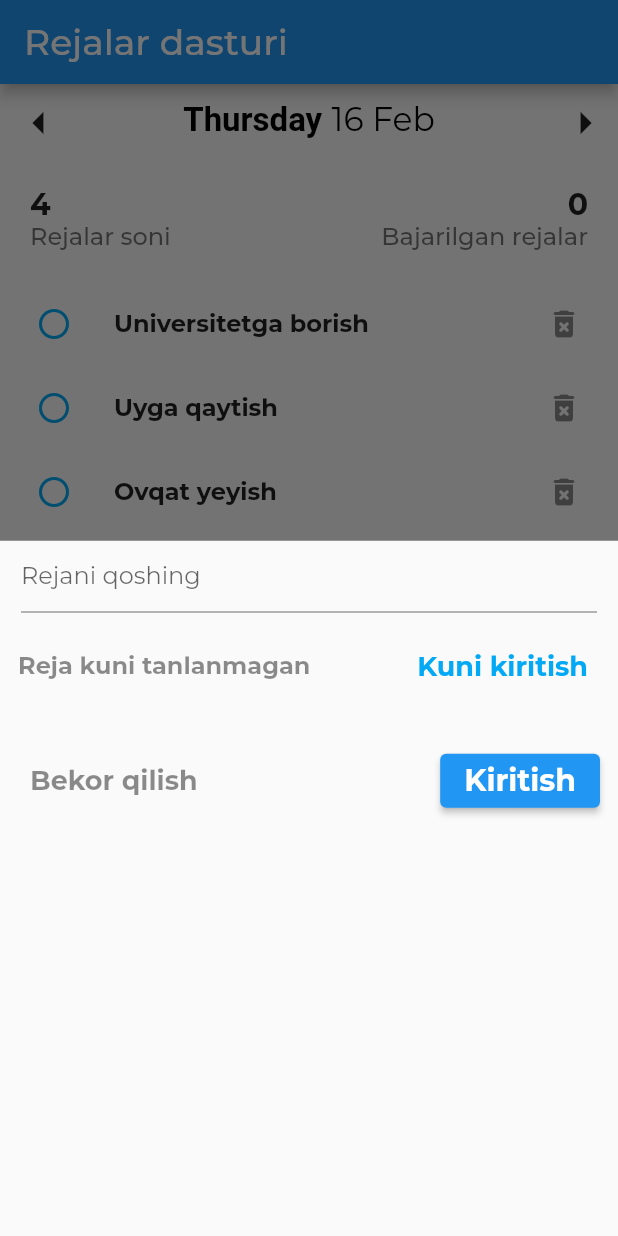
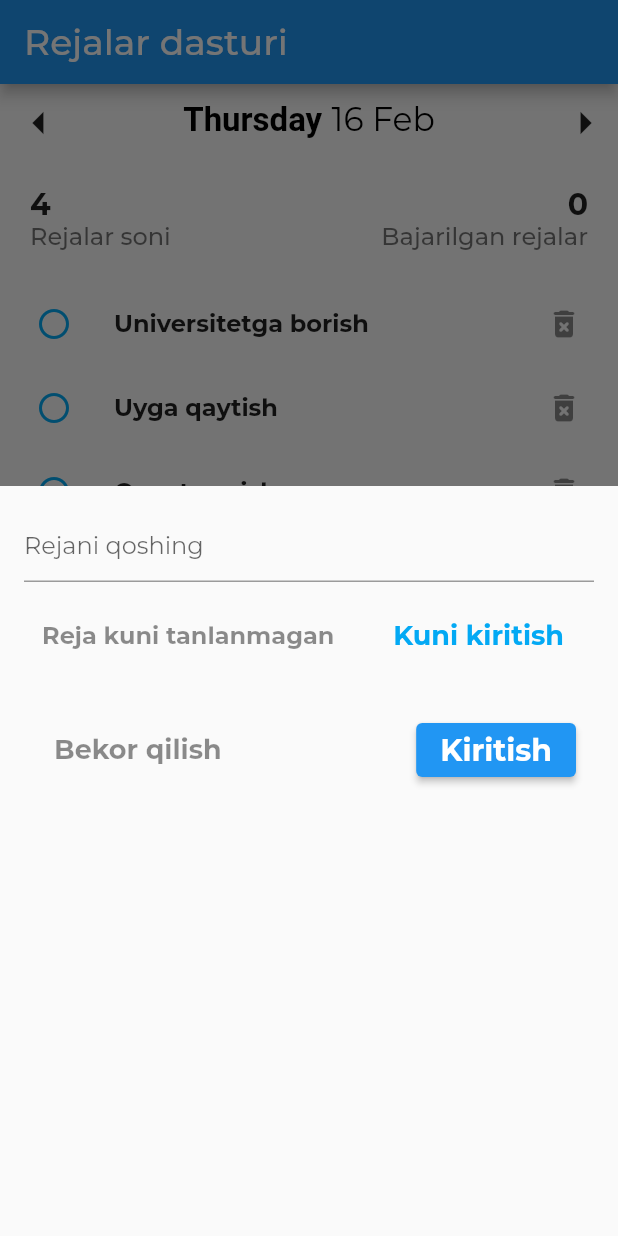
Before and after one commit to xondamiroskanov/plans_app, a Flutter app: the screen it shows after launch, after a tap on the "add" icon, on a phone screen of 412 x 824 dp. Run offline on Flutter 3.47's test engine with Material 2 defaults, Android fonts, the phone set to English and light mode, and no system bars; our stand-ins replace google_fonts.

Commit message:
The application is ready

```diff
--- a/lib/models/plans_model.dart
+++ b/lib/models/plans_model.dart
@@ -28,6 +28,15 @@ class PlansInformation {
     return _plansList;
   }
 
+  List<PlansModel> plansByDy(DateTime dayTime) {
+    return _plansList
+        .where((day) =>
+            day.plansDay.day == dayTime.day &&
+            day.plansDay.month == dayTime.month &&
+            day.plansDay.year == dayTime.year)
+        .toList();
+  }
+
   void addPlansEnd(String pName, DateTime pDay) {
     _plansList.add(
       PlansModel(
--- a/lib/view/pages/home_page.dart
+++ b/lib/view/pages/home_page.dart
@@ -45,7 +45,10 @@ class _HomePageState extends State<HomePage> {
 
   void _done(String myId) {
     setState(() {
-      _plansModel.plansList.firstWhere((element) => element.id == myId).toogleDoneFunc();
+      _plansModel
+          .plansByDy(_nowDateChoose!)
+          .firstWhere((element) => element.id == myId)
+          .toogleDoneFunc();
     });
   }
 
@@ -57,7 +60,7 @@ class _HomePageState extends State<HomePage> {
     });
   }
 
-  void _plansAdd(String plansname, DateTime time){
+  void _plansAdd(String plansname, DateTime time) {
     setState(() {
       _plansModel.addPlansEnd(plansname, time);
     });
@@ -66,6 +69,8 @@ class _HomePageState extends State<HomePage> {
 
   void plansAddDisplay(BuildContext context) {
     showModalBottomSheet(
+        isScrollControlled: true,
+        isDismissible: false,
         context: context,
         builder: (context) {
           return PLansModalSheet(_plansAdd);
@@ -90,8 +95,9 @@ class _HomePageState extends State<HomePage> {
             _nextDay,
             _previousDay,
           ),
-          PlansNumber(_plansModel.plansList),
-          PlansList(_plansModel.plansList, _done, _plansDelete),
+          PlansNumber(_plansModel.plansByDy(_nowDateChoose!)),
+          PlansList(
+              _plansModel.plansByDy(_nowDateChoose!), _done, _plansDelete),
         ],
       ),
       floatingActionButton: FloatingActionButton(
--- a/lib/view/widgets/plans_list.dart
+++ b/lib/view/widgets/plans_list.dart
@@ -1,22 +1,43 @@
 import 'package:flutter/material.dart';
 import 'package:plans_app/models/plans_model.dart';
 import 'plans_list_tile.dart';
+
 class PlansList extends StatelessWidget {
   final List<PlansModel> plans;
   final Function done;
   final Function deletePlans;
-  PlansList(this.plans,this.done,this.deletePlans);
+
+  PlansList(this.plans, this.done, this.deletePlans);
 
   @override
   Widget build(BuildContext context) {
     // print(plans);
     return Expanded(
-      child: ListView.builder(
-          itemCount: plans.length,
-          // plansInformation.length,
-          itemBuilder: (context, index) {
-            return PlansListTile(plans[index],done,deletePlans);
-          }),
+      child: plans.length > 0
+          ? ListView.builder(
+              itemCount: plans.length,
+              // plansInformation.length,
+              itemBuilder: (context, index) {
+                return PlansListTile(plans[index], done, deletePlans);
+              })
+          : Column(
+              mainAxisAlignment: MainAxisAlignment.center,
+              children: [
+               const Text(
+                  "Siz bu kunga rejalar kiritmagansiz",
+                  style: TextStyle(
+                      fontWeight: FontWeight.bold, color: Colors.black54),
+                ),
+               const SizedBox(
+                  height: 20,
+                ),
+                Image.asset(
+                  'assets/images/sleep.png',
+                  width: 150,
+                  fit: BoxFit.cover,
+                )
+              ],
+            ),
     );
   }
 }
--- a/lib/view/widgets/plans_modal_sheet.dart
+++ b/lib/view/widgets/plans_modal_sheet.dart
@@ -3,7 +3,9 @@ import 'package:intl/intl.dart';
 
 class PLansModalSheet extends StatefulWidget {
   final Function plansAdd;
+
   PLansModalSheet(this.plansAdd);
+
   @override
   State<PLansModalSheet> createState() => _PLansModalSheetState();
 }
@@ -28,26 +30,31 @@ class _PLansModalSheetState extends State<PLansModalSheet> {
   }
 
   void submit() {
-    if(textController.text.isEmpty || chooseNowCalander == null){
+    if (textController.text.isEmpty || chooseNowCalander == null) {
       return;
     }
-    widget.plansAdd(textController.text,chooseNowCalander);
+    widget.plansAdd(textController.text, chooseNowCalander);
   }
-
 
   @override
   Widget build(BuildContext context) {
-    return Container(
+    return SingleChildScrollView(
+      child: Container(
+        padding: EdgeInsets.only(
+            top: 16,
+            left: 16,
+            right: 16,
+            bottom: MediaQuery.of(context).viewInsets.bottom > 0
+                ? MediaQuery.of(context).viewInsets.bottom
+                : 300),
         child: Column(
+          // mainAxisAlignment: MainAxisAlignment.start,
           children: [
-          Padding(
-            padding: EdgeInsets.symmetric(horizontal: 14),
-            child: TextField(
+            TextField(
               decoration: const InputDecoration(
                 hintText: "Rejani qoshing",
               ),
               controller: textController,
-            ),
             ),
             Padding(
               padding: EdgeInsets.all(12),
@@ -87,7 +94,9 @@ class _PLansModalSheetState extends State<PLansModalSheet> {
                 mainAxisAlignment: MainAxisAlignment.spaceBetween,
                 children: [
                   TextButton(
-                  onPressed: () {},
+                    onPressed: () {
+                      Navigator.of(context).pop();
+                    },
                     child: const Text(
                       "Bekor qilish",
                       style: TextStyle(
@@ -110,6 +119,7 @@ class _PLansModalSheetState extends State<PLansModalSheet> {
             )
           ],
         ),
+      ),
     );
   }
 }
--- a/pubspec.yaml
+++ b/pubspec.yaml
@@ -61,8 +61,8 @@ flutter:
   uses-material-design: true
 
   # To add assets to your application, add an assets section, like this:
-  # assets:
-  #   - images/a_dot_burr.jpeg
+  assets:
+    - assets/images/
   #   - images/a_dot_ham.jpeg
 
   # An image asset can refer to one or more resolution-specific "variants", see
```
Also changed, not shown: assets/images/sleep.png (added). Lines whose indentation alone changed are shown as unchanged.
